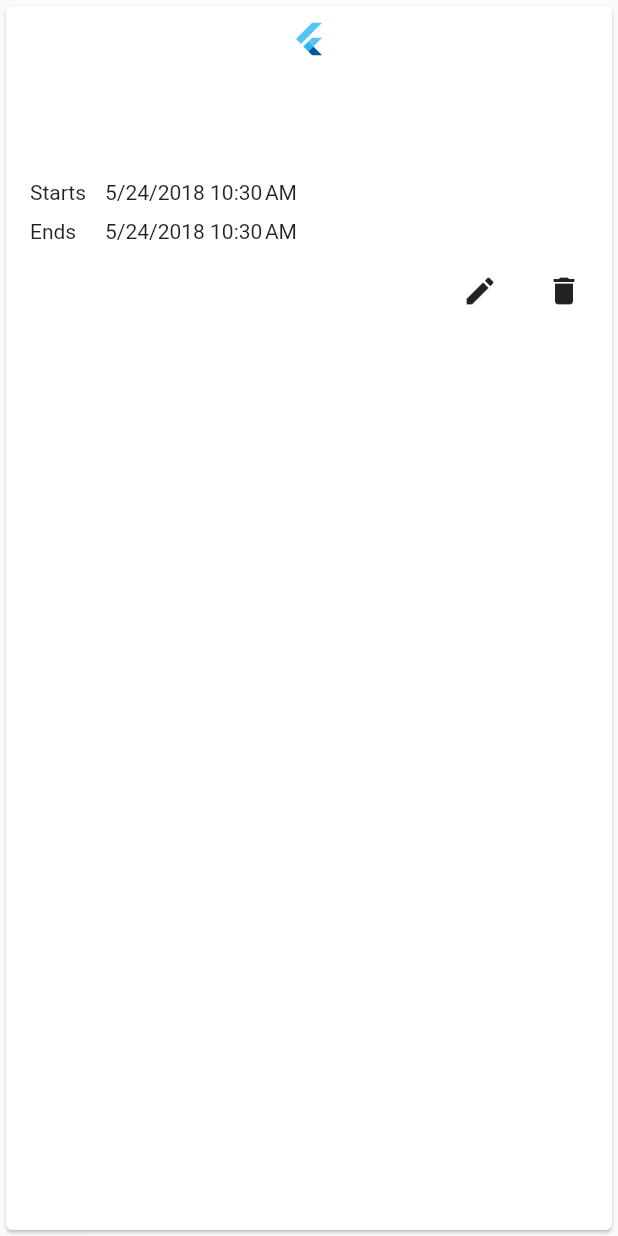
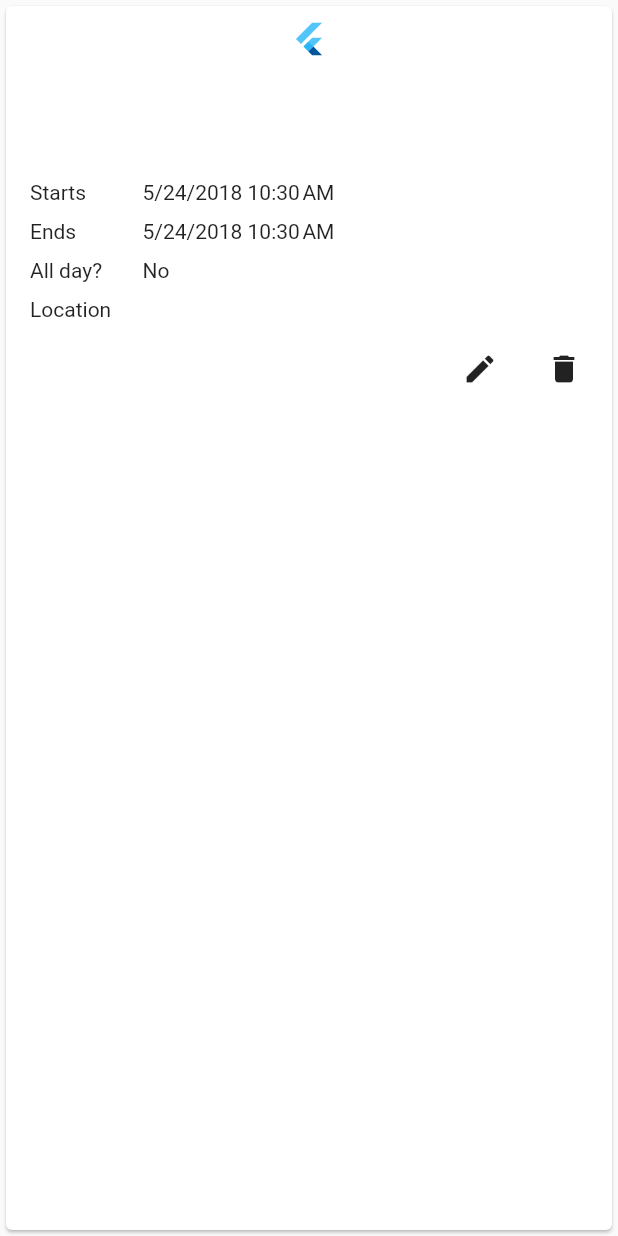
Before and after one commit to builttoroam/device_calendar, a Flutter app: the EventItem widget shown alone on an empty page, opened directly with empty values, on a phone screen of 412 x 824 dp. Run offline on Flutter 3.47's test engine with Material 2 defaults, Android fonts, the phone set to English and light mode, and no system bars.

Commit message:
Handling location and all day in the common part of the plugin. Adding code to show it on the screen in the example

```diff
--- a/device_calendar/example/lib/presentation/event_item.dart
+++ b/device_calendar/example/lib/presentation/event_item.dart
@@ -10,6 +10,8 @@ class EventItem extends StatelessWidget {
   final Function(Event) _onTapped;
   final VoidCallback _onLoadingStarted;
   final Function(bool) _onDeleteFinished;
+
+  final double _eventFieldNameWidth = 75.0;
 
   EventItem(this._calendar, this._calendarEvent, this._deviceCalendarPlugin,
       this._onLoadingStarted, this._onDeleteFinished, this._onTapped);
@@ -40,7 +42,7 @@ class EventItem extends StatelessWidget {
                     child: new Row(
                       children: <Widget>[
                         new Container(
-                          width: 50.0,
+                          width: _eventFieldNameWidth,
                           child: new Text('Starts'),
                         ),
                         new Text(_calendarEvent == null
@@ -59,7 +61,7 @@ class EventItem extends StatelessWidget {
                     child: new Row(
                       children: <Widget>[
                         new Container(
-                          width: 50.0,
+                          width: _eventFieldNameWidth,
                           child: new Text('Ends'),
                         ),
                         new Text(_calendarEvent.end == null
@@ -67,6 +69,44 @@ class EventItem extends StatelessWidget {
                             : new DateFormat.yMd()
                                 .add_jm()
                                 .format(_calendarEvent.end)),
+                      ],
+                    ),
+                  ),
+                  new SizedBox(
+                    height: 10.0,
+                  ),
+                  new Align(
+                    alignment: Alignment.topLeft,
+                    child: new Row(
+                      children: <Widget>[
+                        new Container(
+                          width: _eventFieldNameWidth,
+                          child: new Text('All day?'),
+                        ),
+                        new Text(_calendarEvent.allDay != null &&
+                                _calendarEvent.allDay
+                            ? 'Yes'
+                            : 'No')
+                      ],
+                    ),
+                  ),
+                  new SizedBox(
+                    height: 10.0,
+                  ),
+                  new Align(
+                    alignment: Alignment.topLeft,
+                    child: new Row(
+                      children: <Widget>[
+                        new Container(
+                          width: _eventFieldNameWidth,
+                          child: new Text('Location'),
+                        ),
+                        new Expanded(
+                          child: new Text(
+                            _calendarEvent?.location ?? '',
+                            overflow: TextOverflow.ellipsis,
+                          ),
+                        )
                       ],
                     ),
                   ),
--- a/device_calendar/lib/src/models/event.dart
+++ b/device_calendar/lib/src/models/event.dart
@@ -8,6 +8,9 @@ class Event {
 
   DateTime start;
   DateTime end;
+
+  bool allDay;
+  String location;
 
   Event(this.calendarId, {this.title, this.start, this.end});
 
@@ -29,6 +32,8 @@ class Event {
     if (endMillisecondsSinceEpoch != null) {
       end = new DateTime.fromMillisecondsSinceEpoch(endMillisecondsSinceEpoch);
     }
+    allDay = json['allDay'];
+    location = json['location'];
   }
 
   Map<String, dynamic> toJson() {
@@ -39,6 +44,8 @@ class Event {
     data['description'] = this.description;
     data['start'] = this.start.millisecondsSinceEpoch;
     data['end'] = this.end.millisecondsSinceEpoch;
+    data['allDay'] = this.allDay;
+    data['location'] = this.location;
 
     return data;
   }
```
